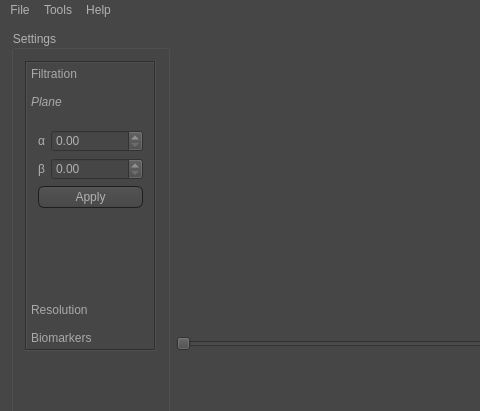
Qt form x64/DADM/DADM/dadm.ui (martamycielska/DADM) before a commit; both pictures show x 0 to 480 and y 0 to 411 of the 1087 by 742 pixel window.
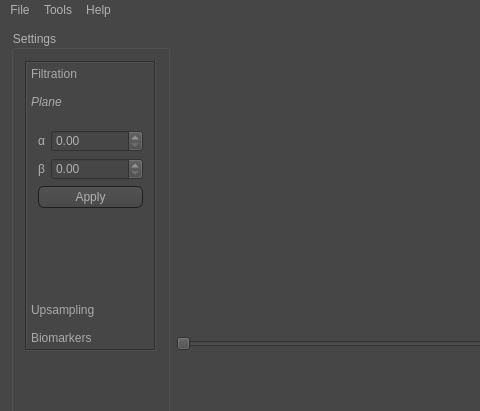
The same form after that commit. The open tabs and pages were chosen to show the change. Icons and pictures are not drawn. Custom widgets are drawn as their Qt base class.

Patch:
```diff
--- a/x64/DADM/DADM/dadm.ui
+++ b/x64/DADM/DADM/dadm.ui
@@ -674,7 +674,7 @@
              </rect>
             </property>
             <attribute name="label">
-             <string>Resolution</string>
+             <string>Upsampling</string>
             </attribute>
             <layout class="QVBoxLayout" name="verticalLayout_10">
              <item>
```
Left out of the diff: 6 changed lines with no effect on the pictures.
